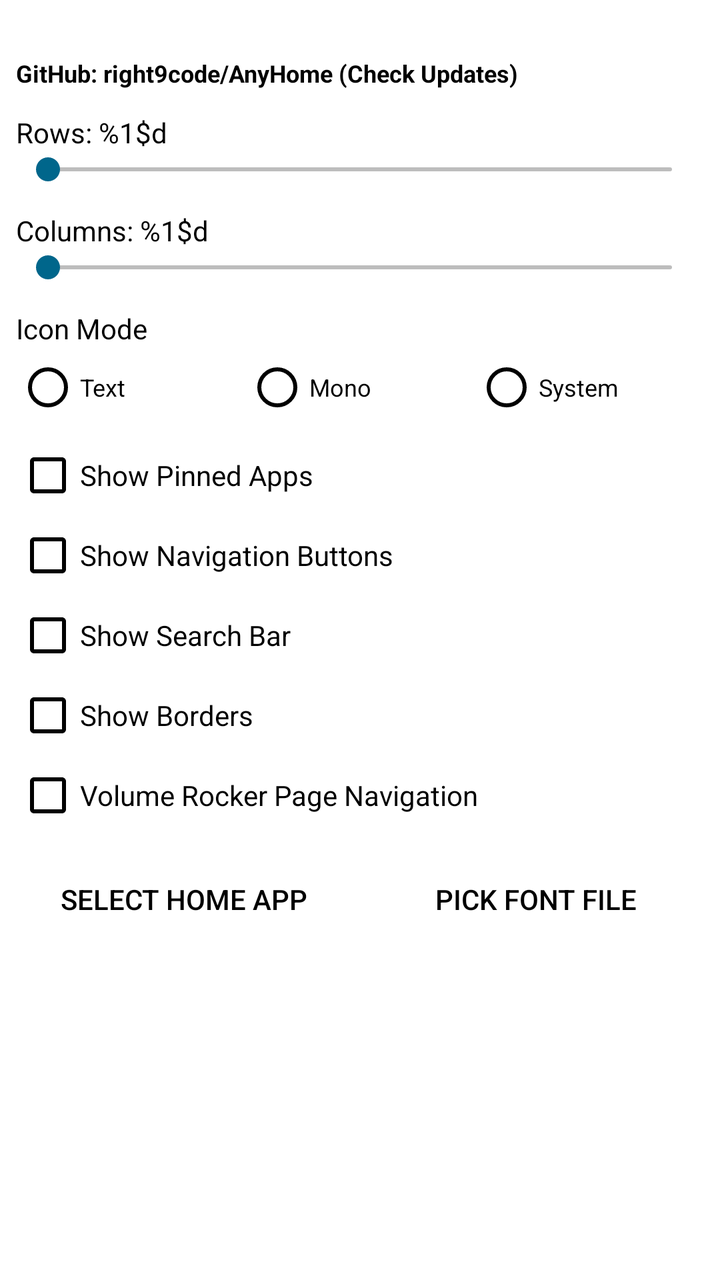
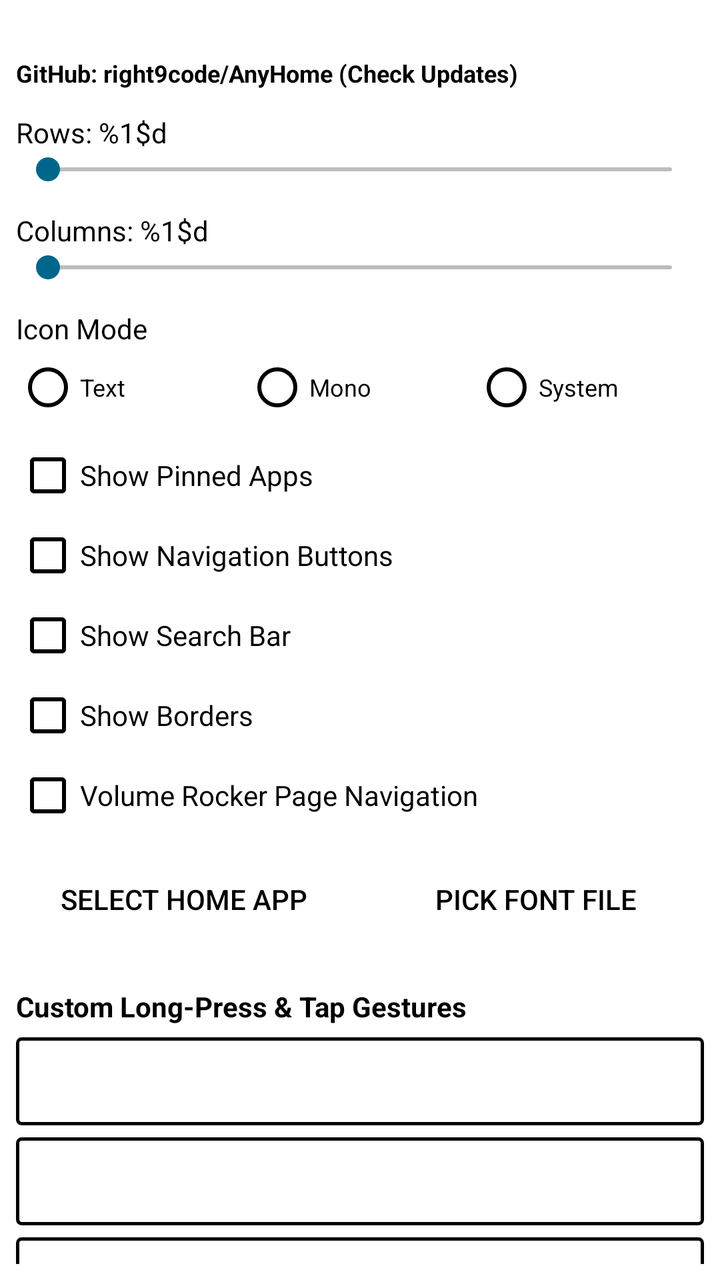

The first picture is an Android layout as it rendered before a commit; the second is the same layout after the commit. The layout source and the unified diff follow.
<!-- AndroidManifest.xml: application theme AnyHomeTheme -->
<!-- res/layout/activity_settings.xml -->
<?xml version="1.0" encoding="utf-8"?>
<LinearLayout xmlns:android="http://schemas.android.com/apk/res/android"
    android:layout_width="match_parent"
    android:layout_height="match_parent"
    android:orientation="vertical"
    android:background="@color/white"
    android:padding="8dp">

    <TextView
        android:id="@+id/settings_version"
        android:layout_width="wrap_content"
        android:layout_height="wrap_content"
        android:textSize="12sp"
        android:textColor="@color/black"
        android:layout_marginBottom="4dp" />

    <TextView
        android:id="@+id/settings_github_link"
        android:layout_width="wrap_content"
        android:layout_height="wrap_content"
        android:text="@string/repo_link"
        android:textSize="12sp"
        android:textColor="@color/black"
        android:textStyle="bold"
        android:layout_marginBottom="12dp" />

    <TextView
        android:id="@+id/settings_rows_label"
        android:layout_width="wrap_content"
        android:layout_height="wrap_content"
        android:text="@string/pref_rows"
        android:textSize="14sp"
        android:textColor="@color/black" />

    <SeekBar
        android:id="@+id/settings_rows"
        android:layout_width="match_parent"
        android:layout_height="wrap_content"
        android:max="7"
        android:min="1"
        android:layout_marginBottom="12dp" />

    <TextView
        android:id="@+id/settings_cols_label"
        android:layout_width="wrap_content"
        android:layout_height="wrap_content"
        android:text="@string/pref_cols"
        android:textSize="14sp"
        android:textColor="@color/black" />

    <SeekBar
        android:id="@+id/settings_cols"
        android:layout_width="match_parent"
        android:layout_height="wrap_content"
        android:max="3"
        android:min="1"
        android:layout_marginBottom="12dp" />

    <TextView
        android:id="@+id/settings_icon_label"
        android:layout_width="wrap_content"
        android:layout_height="wrap_content"
        android:text="@string/pref_icon_mode"
        android:textSize="14sp"
        android:textColor="@color/black"
        android:layout_marginBottom="4dp" />

    <RadioGroup
        android:id="@+id/settings_icon_mode"
        android:layout_width="match_parent"
        android:layout_height="wrap_content"
        android:orientation="horizontal"
        android:layout_marginBottom="12dp">

        <RadioButton
            android:id="@+id/icon_text"
            android:layout_width="0dp"
            android:layout_height="wrap_content"
            android:layout_weight="1"
            android:text="Text"
            android:textSize="12sp"
            android:textColor="@color/black" />

        <RadioButton
            android:id="@+id/icon_monogram"
            android:layout_width="0dp"
            android:layout_height="wrap_content"
            android:layout_weight="1"
            android:text="Mono"
            android:textSize="12sp"
            android:textColor="@color/black" />

        <RadioButton
            android:id="@+id/icon_system"
            android:layout_width="0dp"
            android:layout_height="wrap_content"
            android:layout_weight="1"
            android:text="System"
            android:textSize="12sp"
            android:textColor="@color/black" />

    </RadioGroup>

    <CheckBox
        android:id="@+id/settings_show_pinned"
        android:layout_width="match_parent"
        android:layout_height="wrap_content"
        android:text="@string/pref_show_pinned"
        android:textColor="@color/black"
        android:layout_marginBottom="8dp" />

    <CheckBox
        android:id="@+id/settings_show_nav"
        android:layout_width="match_parent"
        android:layout_height="wrap_content"
        android:text="@string/pref_show_nav"
        android:textColor="@color/black"
        android:layout_marginBottom="8dp" />

    <CheckBox
        android:id="@+id/settings_show_search"
        android:layout_width="match_parent"
        android:layout_height="wrap_content"
        android:text="@string/pref_show_search"
        android:textColor="@color/black"
        android:layout_marginBottom="8dp" />

    <CheckBox
        android:id="@+id/settings_show_borders"
        android:layout_width="match_parent"
        android:layout_height="wrap_content"
        android:text="@string/pref_show_borders"
        android:textColor="@color/black"
        android:layout_marginBottom="8dp" />

    <CheckBox
        android:id="@+id/settings_volume_nav"
        android:layout_width="match_parent"
        android:layout_height="wrap_content"
        android:text="@string/pref_volume_nav"
        android:textColor="@color/black"
        android:layout_marginBottom="12dp" />

    <LinearLayout
        android:layout_width="match_parent"
        android:layout_height="wrap_content"
        android:orientation="horizontal"
        android:layout_marginBottom="12dp">

        <Button
            android:id="@+id/pick_kiosk_btn"
            android:layout_width="0dp"
            android:layout_height="48dp"
            android:layout_weight="1"
            android:text="@string/pick_kiosk_app"
            android:background="@color/white"
            android:textColor="@color/black"
            android:layout_marginEnd="4dp" />

        <Button
            android:id="@+id/pick_font_btn"
            android:layout_width="0dp"
            android:layout_height="48dp"
            android:layout_weight="1"
            android:text="@string/pick_font"
            android:background="@color/white"
            android:textColor="@color/black"
            android:layout_marginStart="4dp" />

    </LinearLayout>

</LinearLayout>
<!-- resources referenced by this layout -->
<resources>
  <color name="black">#FF000000</color>
  <color name="white">#FFFFFFFF</color>
  <string name="pick_font">Pick Font File</string>
  <string name="pick_kiosk_app">Select Home App</string>
  <string name="pref_cols">Columns: %1$d</string>
  <string name="pref_icon_mode">Icon Mode</string>
  <string name="pref_rows">Rows: %1$d</string>
  <string name="pref_show_borders">Show Borders</string>
  <string name="pref_show_nav">Show Navigation Buttons</string>
  <string name="pref_show_pinned">Show Pinned Apps</string>
  <string name="pref_show_search">Show Search Bar</string>
  <string name="pref_volume_nav">Volume Rocker Page Navigation</string>
  <string name="repo_link">GitHub: right9code/AnyHome (Check Updates)</string>
  <style name="AnyHomeTheme" parent="@android:style/Theme.DeviceDefault.Light.NoActionBar">
          <item name="android:windowAnimationStyle">@null</item>
          <item name="android:windowIsTranslucent">false</item>
          <item name="android:background">@color/white</item>
          <item name="android:textColor">@color/black</item>
          <item name="android:textColorPrimary">@color/black</item>
          <item name="android:textColorSecondary">@color/black</item>
          <item name="android:buttonStyle">@style/AnyHomeButton</item>
          <item name="android:editTextStyle">@style/AnyHomeEditText</item>
      </style>
  <style name="AnyHomeButton" parent="@android:style/Widget.DeviceDefault.Button">
          <item name="android:background">@color/white</item>
          <item name="android:textColor">@color/black</item>
          <item name="android:elevation">0dp</item>
          <item name="android:stateListAnimator">@null</item>
      </style>
  <style name="AnyHomeEditText" parent="@android:style/Widget.DeviceDefault.EditText">
          <item name="android:background">@color/white</item>
          <item name="android:textColor">@color/black</item>
      </style>
</resources>

<!-- the commit's change to res/layout/activity_settings.xml (unified diff, before → after) -->
@@ -169,4 +169,59 @@
 
     </LinearLayout>
 
+    <TextView
+        android:layout_width="match_parent"
+        android:layout_height="wrap_content"
+        android:text="@string/pref_gestures_title"
+        android:textSize="14sp"
+        android:textStyle="bold"
+        android:textColor="@color/black"
+        android:layout_marginTop="8dp"
+        android:layout_marginBottom="6dp" />
+
+    <Button
+        android:id="@+id/btn_gesture_page_triple"
+        android:layout_width="match_parent"
+        android:layout_height="44dp"
+        android:background="@drawable/bg_border_rect"
+        android:textColor="@color/black"
+        android:textSize="12sp"
+        android:layout_marginBottom="6dp" />
+
+    <Button
+        android:id="@+id/btn_gesture_prev_long"
+        android:layout_width="match_parent"
+        android:layout_height="44dp"
+        android:background="@drawable/bg_border_rect"
+        android:textColor="@color/black"
+        android:textSize="12sp"
+        android:layout_marginBottom="6dp" />
+
+    <Button
+        android:id="@+id/btn_gesture_next_long"
+        android:layout_width="match_parent"
+        android:layout_height="44dp"
+        android:background="@drawable/bg_border_rect"
+        android:textColor="@color/black"
+        android:textSize="12sp"
+        android:layout_marginBottom="6dp" />
+
+    <Button
+        android:id="@+id/btn_gesture_time_long"
+        android:layout_width="match_parent"
+        android:layout_height="44dp"
+        android:background="@drawable/bg_border_rect"
+        android:textColor="@color/black"
+        android:textSize="12sp"
+        android:layout_marginBottom="6dp" />
+
+    <Button
+        android:id="@+id/btn_gesture_settings_long"
+        android:layout_width="match_parent"
+        android:layout_height="44dp"
+        android:background="@drawable/bg_border_rect"
+        android:textColor="@color/black"
+        android:textSize="12sp"
+        android:layout_marginBottom="12dp" />
+
 </LinearLayout>
<!-- resource entries referenced after the edit -->
@@ -2,9 +2,20 @@
 <resources>
   <color name="black">#FF000000</color>
   <color name="white">#FFFFFFFF</color>
+  <!-- drawable bg_border_rect (drawable) -->
+  <?xml version="1.0" encoding="utf-8"?>
+  <shape xmlns:android="http://schemas.android.com/apk/res/android"
+      android:shape="rectangle">
+      <solid android:color="#FFFFFFFF" />
+      <stroke
+          android:width="1.5dp"
+          android:color="#FF000000" />
+      <corners android:radius="2dp" />
+  </shape>
   <string name="pick_font">Pick Font File</string>
   <string name="pick_kiosk_app">Select Home App</string>
   <string name="pref_cols">Columns: %1$d</string>
+  <string name="pref_gestures_title">Custom Long-Press &amp; Tap Gestures</string>
   <string name="pref_icon_mode">Icon Mode</string>
   <string name="pref_rows">Rows: %1$d</string>
   <string name="pref_show_borders">Show Borders</string>
